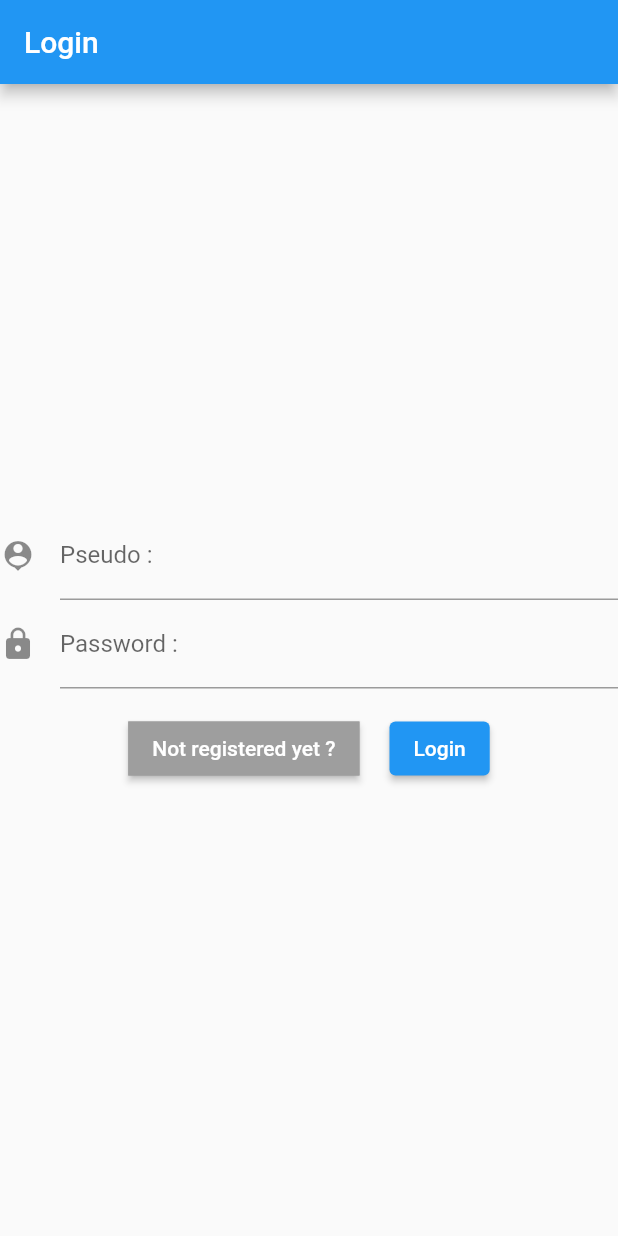
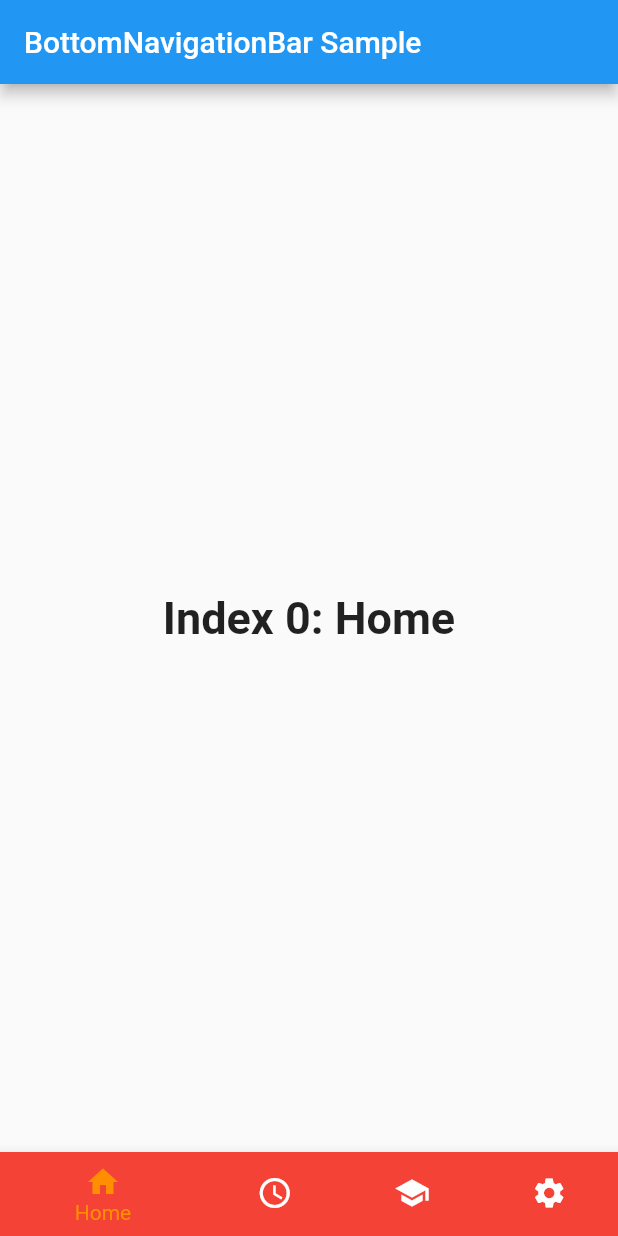
Before and after one commit to Mecheraf/Gengoffee-app, a Flutter app: the screen it shows after launch, on a phone screen of 412 x 824 dp. Run offline on Flutter 3.47's test engine with Material 2 defaults, Android fonts, the light colour scheme and no system bars; our stand-ins replace date_field, dio, flutter_secure_storage, shared_preferences; accounts and stored records are empty.

Commit message:
NavBarBottom

```diff
--- a/frontend/gengoffee/lib/app/home.dart
+++ b/frontend/gengoffee/lib/app/home.dart
@@ -7,19 +7,95 @@ import 'package:shared_preferences/shared_preferences.dart';
 import 'package:gengoffee/models/account.dart';
 import 'package:http/http.dart';
 import 'package:http/http.dart' as http;
+import 'package:gengoffee/app/profile.dart';
+
+void main() => runApp(const Home());
 
 class Home extends StatelessWidget {
+  const Home({Key key}) : super(key: key);
+
+  static const String _title = "Gengoffee";
   @override
   Widget build(BuildContext context) {
-    return Scaffold(
-      appBar: AppBar(title: Text('Gengoffee')),
-      body: HomeUI(),
+    return const MaterialApp(
+      title: _title,
+      home: MyStatefulWidget(),
     );
   }
 }
 
-Widget HomeUI() {
-  return SingleChildScrollView(
+class MyStatefulWidget extends StatefulWidget {
+  const MyStatefulWidget({Key key}) : super(key: key);
 
-  );
+  @override
+  State<MyStatefulWidget> createState() => HomeUI();
 }
+
+class HomeUI extends State<MyStatefulWidget> {
+  int _selectedIndex = 0;
+  static const TextStyle optionStyle =
+      TextStyle(fontSize: 30, fontWeight: FontWeight.bold);
+  static const List<Widget> _widgetOptions = <Widget>[
+    Text(
+      'Index 0: Home',
+      style: optionStyle,
+    ),
+    Text(
+      'Index 1: Business',
+      style: optionStyle,
+    ),
+    Text(
+      'Index 2: School',
+      style: optionStyle,
+    ),
+    Text(
+      'Index 3: Settings',
+      style: optionStyle,
+    ),
+  ];
+
+  void _onItemTapped(int index) {
+    setState(() {
+      _selectedIndex = index;
+    });
+  }
+
+  @override
+  Widget build(BuildContext context) {
+    return Scaffold(
+      appBar: AppBar(
+        title: const Text('BottomNavigationBar Sample'),
+      ),
+      body: Center(
+        child: _widgetOptions.elementAt(_selectedIndex),
+      ),
+      bottomNavigationBar: BottomNavigationBar(
+        items: const <BottomNavigationBarItem>[
+          BottomNavigationBarItem(
+            icon: Icon(Icons.home),
+            label: 'Home',
+            backgroundColor: Colors.red,
+          ),
+          BottomNavigationBarItem(
+            icon: Icon(Icons.schedule),
+            label: 'Événements',
+            backgroundColor: Colors.green,
+          ),
+          BottomNavigationBarItem(
+            icon: Icon(Icons.school),
+            label: 'School',
+            backgroundColor: Colors.purple,
+          ),
+          BottomNavigationBarItem(
+            icon: Icon(Icons.settings),
+            label: 'Settings',
+            backgroundColor: Colors.pink,
+          ),
+        ],
+        currentIndex: _selectedIndex,
+        selectedItemColor: Colors.amber[800],
+        onTap: _onItemTapped,
+      ),
+    );
+  }
+}
```
Also changed, not shown: frontend/gengoffee/lib/app/auth/login.dart (+17 -18 lines), frontend/gengoffee/pubspec.lock, 2 other files.
